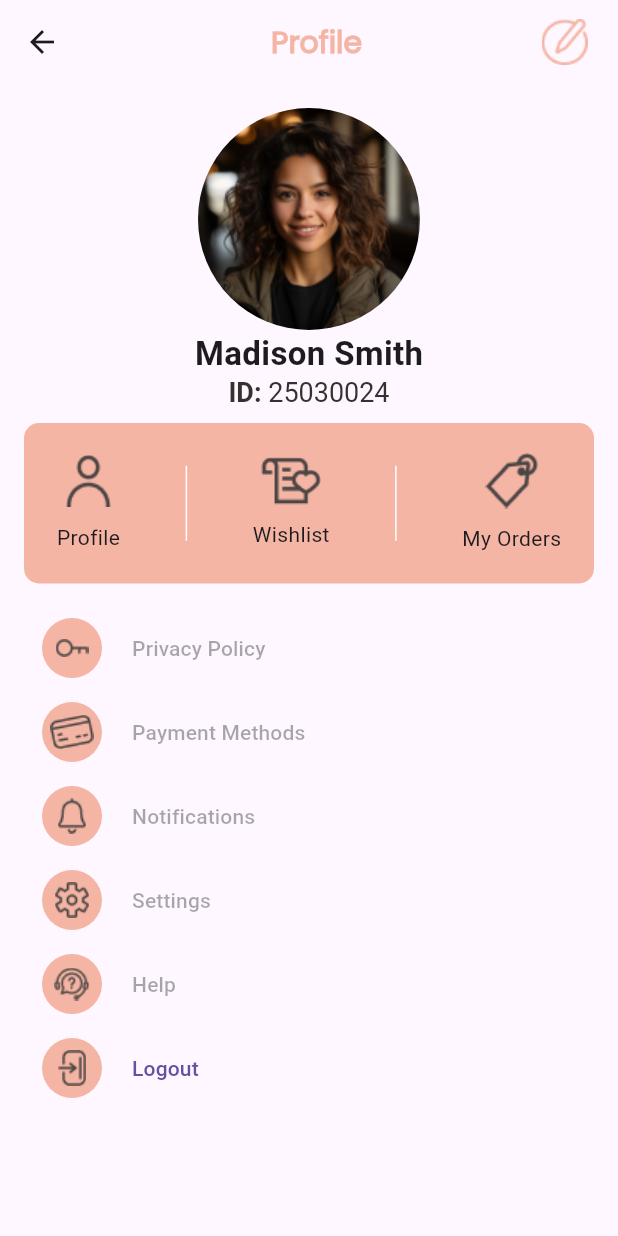
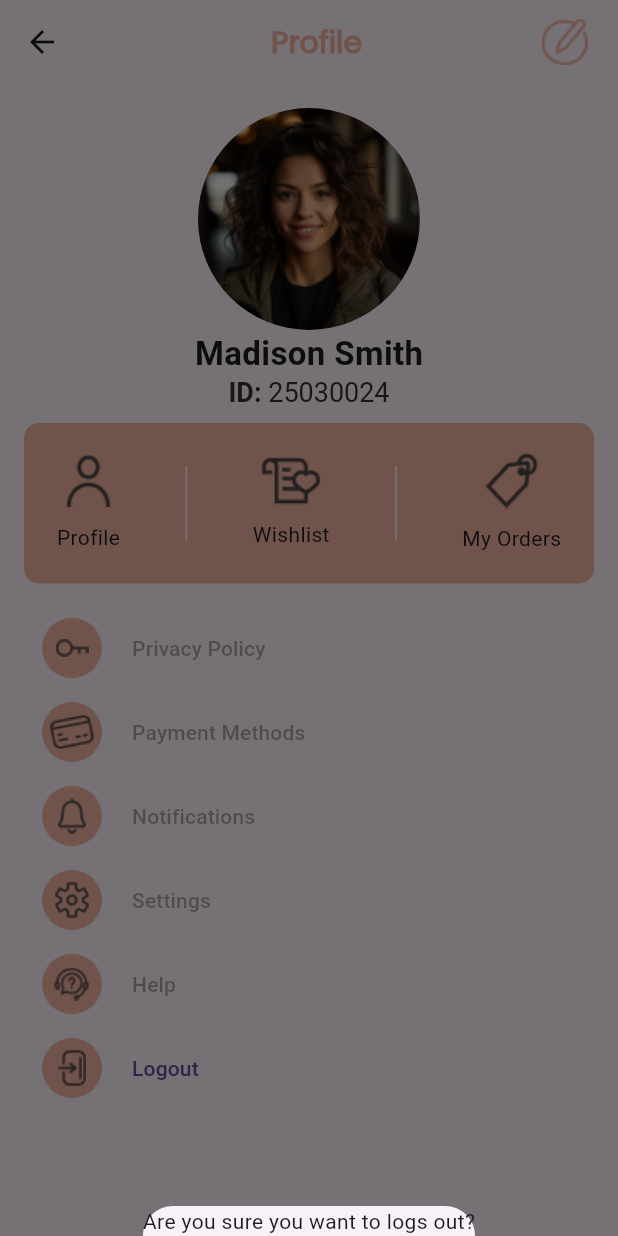
Before and after one commit to jnuolab/home_decor, a Flutter app: the screen it shows after launch, after a tap on "Logout", on a phone screen of 412 x 824 dp. Run offline on Flutter 3.47's test engine with Material 3 defaults, Android fonts, the light colour scheme and no system bars; our stand-ins replace flutter_svg.

Commit message:
edit in profile

```diff
--- a/lib/screens/profile.dart
+++ b/lib/screens/profile.dart
@@ -30,7 +30,6 @@ class Profile extends StatelessWidget {
           ],
         ),
         actions: [
-          // TODO: change image to edit
           Image.asset('assets/images/edit.png'),
           const SizedBox(width: 20),
         ],
@@ -128,6 +127,11 @@ class Profile extends StatelessWidget {
               onPressed: () {
                 print('Hello!, I am onPressed Function');
                 // TODO: write function show dialog Are you sure you want to log out? cancel and logout
+                showModalBottomSheet(
+                    context: context,
+                    builder: (ctx) {
+                      return const Text('Are you sure you want to logs out?');
+                    });
               },
             ),
           ],
```
